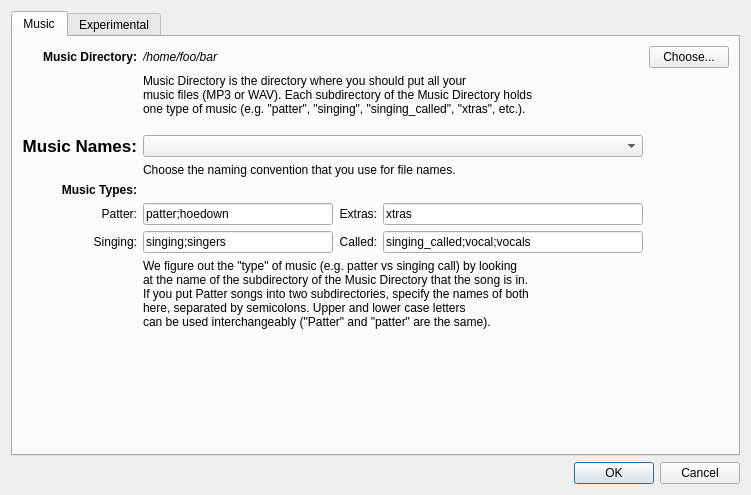
Qt form SquareDesk-DEV/test123/preferencesdialog.ui (mpogue2/SquareDesk) before a commit.
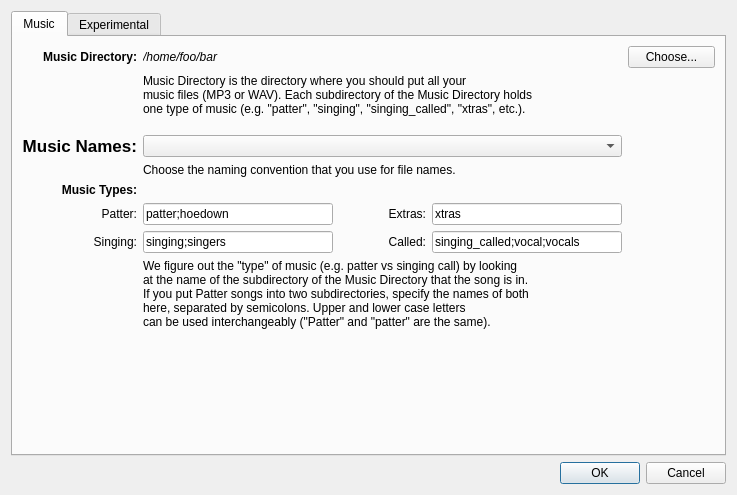
The same form after that commit.

Commit message:
Fixed size problem with Prefs dialog
No longer cuts off the right 2 text fields.

The edit to the form file:
```diff
--- a/SquareDesk-DEV/test123/preferencesdialog.ui
+++ b/SquareDesk-DEV/test123/preferencesdialog.ui
@@ -6,10 +6,16 @@
    <rect>
     <x>0</x>
     <y>0</y>
-    <width>751</width>
+    <width>737</width>
     <height>495</height>
    </rect>
   </property>
+  <property name="sizePolicy">
+   <sizepolicy hsizetype="Fixed" vsizetype="Fixed">
+    <horstretch>0</horstretch>
+    <verstretch>0</verstretch>
+   </sizepolicy>
+  </property>
   <property name="minimumSize">
    <size>
     <width>0</width>
@@ -68,11 +74,17 @@
          <item row="6" column="4">
           <widget class="QLineEdit" name="lineEditMusicTypeExtras">
            <property name="sizePolicy">
-            <sizepolicy hsizetype="Expanding" vsizetype="Fixed">
+            <sizepolicy hsizetype="Fixed" vsizetype="Fixed">
              <horstretch>0</horstretch>
              <verstretch>0</verstretch>
             </sizepolicy>
            </property>
+           <property name="minimumSize">
+            <size>
+             <width>190</width>
+             <height>0</height>
+            </size>
+           </property>
            <property name="text">
             <string>xtras</string>
            </property>
@@ -231,13 +243,6 @@
            </property>
           </widget>
          </item>
-         <item row="7" column="4">
-          <widget class="QLineEdit" name="lineEditMusicTypeCalled">
-           <property name="text">
-            <string>singing_called;vocal;vocals</string>
-           </property>
-          </widget>
-         </item>
          <item row="0" column="2">
           <widget class="QLabel" name="musicPath">
            <property name="font">
@@ -319,6 +324,25 @@
            </property>
           </widget>
          </item>
+         <item row="7" column="4">
+          <widget class="QLineEdit" name="lineEditMusicTypeCalled">
+           <property name="sizePolicy">
+            <sizepolicy hsizetype="Fixed" vsizetype="Fixed">
+             <horstretch>0</horstretch>
+             <verstretch>0</verstretch>
+            </sizepolicy>
+           </property>
+           <property name="minimumSize">
+            <size>
+             <width>190</width>
+             <height>0</height>
+            </size>
+           </property>
+           <property name="text">
+            <string>singing_called;vocal;vocals</string>
+           </property>
+          </widget>
+         </item>
         </layout>
        </widget>
        <widget class="QWidget" name="tab_4">
```
